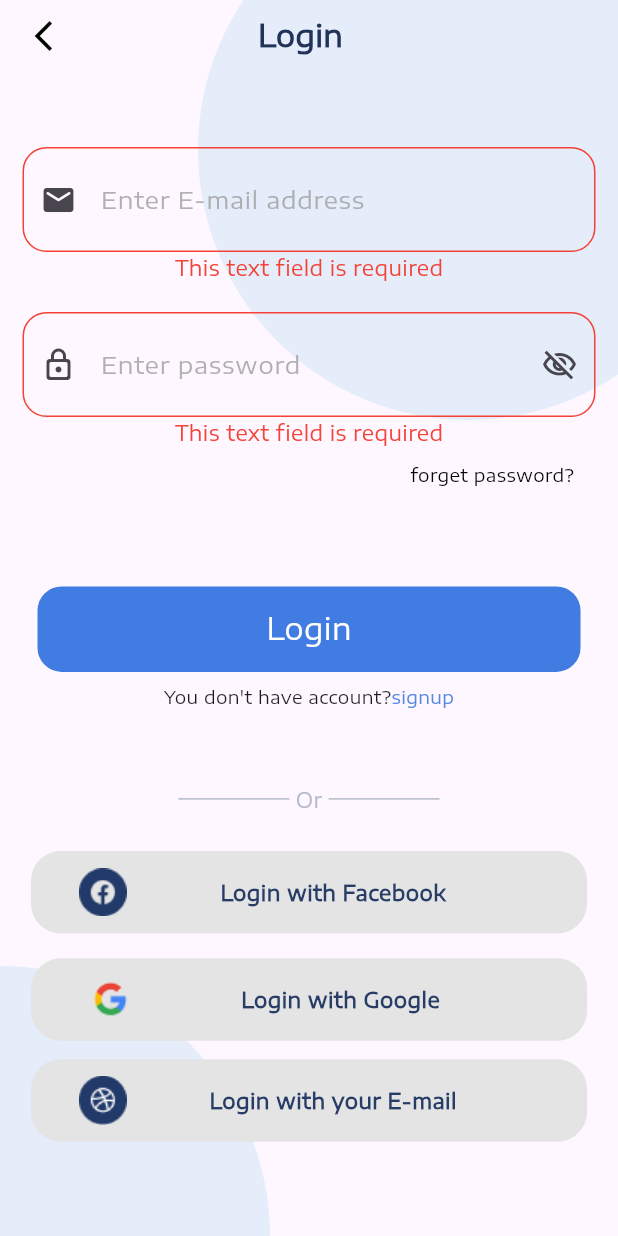
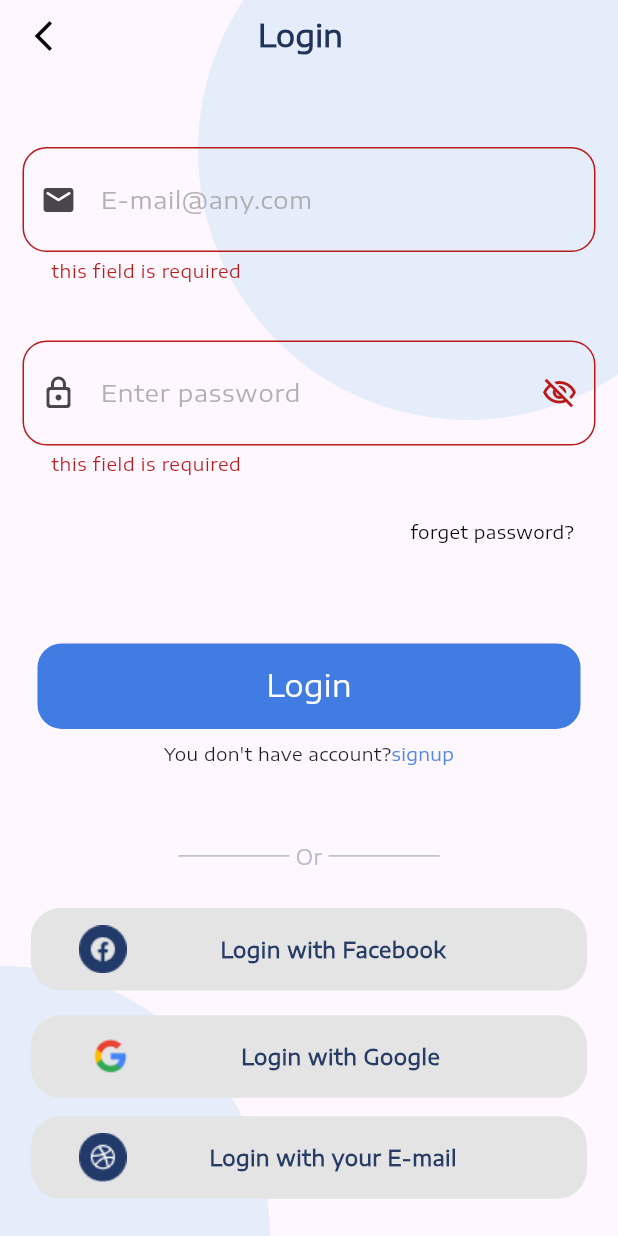
Before and after one commit to Med-EG/Flutter, a Flutter app: the screen it shows after launch, after a tap on "Login", on a phone screen of 412 x 824 dp. Run offline on Flutter 3.47's test engine with Material 3 defaults, Android fonts, the phone set to English and light mode, and no system bars; drawn by our look-alikes of modal_progress_hud_nsn; our stand-ins replace dropdown_textfield, flutter_bloc, flutter_svg, google_nav_bar, shared_preferences; project files that could hold a hidden picture were left out.

Commit message:
Finishing Login logic

```diff
--- a/lib/Views/loginScreen.dart
+++ b/lib/Views/loginScreen.dart
@@ -5,23 +5,15 @@ import 'package:med_eg/Views/signUp2.dart';
 import 'package:med_eg/constants/colors.dart';
 import 'package:med_eg/cubits/LoginCubit/login_cubit.dart';
 import 'package:med_eg/cubits/LoginCubit/login_states.dart';
-import 'package:med_eg/helper/API.dart';
 import 'package:med_eg/widgets/custom_circle_container.dart';
 import 'package:med_eg/widgets/signUP_with.dart';
 import 'package:med_eg/Views/RestPassword.dart';
+import 'package:modal_progress_hud_nsn/modal_progress_hud_nsn.dart';
 import '../widgets/custom_button.dart';
 
-class Login extends StatefulWidget {
-  Login({super.key});
+// ignore: must_be_immutable
+class Login extends StatelessWidget {
   final String id = 'Login';
-  final Future<String?> token = Api().getToken();
-
-  @override
-  State<Login> createState() => _LoginState();
-}
-
-class _LoginState extends State<Login> {
-
   bool isLoading = false;
   bool _obscureText = true;
   bool showEmailError = false;
@@ -32,6 +24,9 @@ class _LoginState extends State<Login> {
   Color passwordBorderColor = Colors.grey;
   String emailErrorMessage = '';
   String passwordErrorMessage = '';
+  GlobalKey<FormState> formKey = GlobalKey();
+
+  Login({super.key});
 
   @override
   Widget build(BuildContext context) {
@@ -39,20 +34,43 @@ class _LoginState extends State<Login> {
     String password = passwordController.text;
     double screenHieght = MediaQuery.of(context).size.height;
 
-    return Scaffold(
-      body: BlocBuilder<LoginCubit, LoginState>(builder: (context, state) {
-        if (state is Loading) {
-          return const Center(
-            child: CircularProgressIndicator(),
+    return BlocConsumer<LoginCubit, LoginState>(
+      listener: ((context, state) {
+        if (state is LoginLoading) {
+          isLoading = true;
+        } else if (state is Success) {
+          Navigator.pushNamed(context, const PatientHomeScreen().id);
+          isLoading = false;
+
+        } else if (state is ShowPassword) {
+          _obscureText = !_obscureText;
+        } else if (state is InvalidData) {
+          isLoading = false;
+          showDialog(
+            context: context,
+            builder: (BuildContext context) {
+              return AlertDialog(
+                title: const Text("Error"),
+                content: Text(state.message),
+                actions: <Widget>[
+                  TextButton(
+                    child: const Text("OK"),
+                    onPressed: () {
+                      Navigator.of(context).pop();
+                    },
+                  ),
+                ],
               );
-        } else if (state is Success) {
-          Navigator.pushNamed(context, const PatientHomeScreen().id,);
-        } else if (state is MissingData) {
-          passwordBorderColor = emailBorderColor = Colors.red;
-          passwordErrorMessage = emailErrorMessage = state.message;
+            },
+          );
         }
-
-        return Stack(
+      }),
+      builder: (context, state) => ModalProgressHUD(
+        inAsyncCall: isLoading,
+        child: Scaffold(
+            body: Form(
+          key: formKey,
+          child: Stack(
             children: [
               const Positioned(
                   right: -80, top: -80, child: CustomCircleContainer()),
@@ -93,26 +111,38 @@ class _LoginState extends State<Login> {
                       const SizedBox(height: 50),
                       Padding(
                         padding: const EdgeInsets.only(right: 10, left: 10),
-                      child: TextField(
-                        onSubmitted: (value) {
-                          setState(() {
-                            email = value;
-                          });
+                        child: TextFormField(
+                          onChanged: (value) {
+                            // BlocProvider.of<LoginCubit>(context).updateEmail(value);
+                          },
+                          validator: (data) {
+                            if(data!.isEmpty)
+                            {
+                              return 'this field is required';
+                            }
+                            else if(!data.contains('@'))
+                            {
+                                return ' wrong format';
+                            }
                           },
                           controller: emailController,
                           decoration: InputDecoration(
+                            border: OutlineInputBorder(
+                              borderRadius: BorderRadius.circular(16),
+                              borderSide: BorderSide(color: emailBorderColor),
+                            ),
                             focusedBorder: OutlineInputBorder(
                               borderRadius: BorderRadius.circular(16),
                               borderSide: BorderSide(color: emailBorderColor),
                             ),
                             contentPadding: const EdgeInsets.symmetric(
                                 vertical: 23, horizontal: 15),
-                          hintText: 'E-mail',
+                            hintText: 'E-mail@any.com',
                             prefixIcon: const Icon(Icons.email_rounded),
                             label: Text(
-                            'Enter E-mail address',
-                            style:
-                                TextStyle(color: Colors.grey.withOpacity(0.8)),
+                              'E-mail@any.com',
+                              style: TextStyle(
+                                  color: Colors.grey.withOpacity(0.8)),
                             ),
                             enabledBorder: OutlineInputBorder(
                               borderRadius: BorderRadius.circular(16),
@@ -130,40 +160,49 @@ class _LoginState extends State<Login> {
                       ),
                       Padding(
                         padding: const EdgeInsets.only(right: 10, left: 10),
-                      child: TextField(
+                        child: TextFormField(
                           obscureText: _obscureText,
-                        onSubmitted: (value) {
-                          setState(() {
-                            password = value;
-                          });
+                          onChanged: (value) {
+                            // BlocProvider.of<LoginCubit>(context).updatePassword(value);
+                          },
+                          validator: (data) {
+                            if(data!.isEmpty)
+                            {
+                              return 'this field is required';
+                            }
                           },
                           controller: passwordController,
                           decoration: InputDecoration(
+                            border: OutlineInputBorder(
+                              borderRadius: BorderRadius.circular(16),
+                              borderSide: BorderSide(color: emailBorderColor),
+                            ),
                             contentPadding: const EdgeInsets.symmetric(
                                 vertical: 23, horizontal: 15),
                             hintText: '********',
                             prefixIcon: const Icon(Icons.lock_outline_rounded),
                             suffixIcon: IconButton(
                                 onPressed: () {
-                                setState(() {
-                                  _obscureText = !_obscureText;
-                                });
+                                  BlocProvider.of<LoginCubit>(context)
+                                      .PasswordVisabilty();
                                 },
                                 icon: Icon(_obscureText
                                     ? Icons.visibility_off_outlined
                                     : Icons.remove_red_eye_outlined)),
                             label: Text(
                               'Enter password',
-                            style:
-                                TextStyle(color: Colors.grey.withOpacity(0.8)),
+                              style: TextStyle(
+                                  color: Colors.grey.withOpacity(0.8)),
                             ),
                             focusedBorder: OutlineInputBorder(
                               borderRadius: BorderRadius.circular(16),
-                            borderSide: BorderSide(color: passwordBorderColor),
+                              borderSide:
+                                  BorderSide(color: passwordBorderColor),
                             ),
                             enabledBorder: OutlineInputBorder(
                               borderRadius: BorderRadius.circular(16),
-                            borderSide: BorderSide(color: passwordBorderColor),
+                              borderSide:
+                                  BorderSide(color: passwordBorderColor),
                             ),
                           ),
                         ),
@@ -186,7 +225,8 @@ class _LoginState extends State<Login> {
                             },
                             child: const Text(
                               'forget password?',
-                            style: TextStyle(fontSize: 12, color: Colors.black),
+                              style:
+                                  TextStyle(fontSize: 12, color: Colors.black),
                             ),
                           ),
                           const Spacer(
@@ -203,34 +243,16 @@ class _LoginState extends State<Login> {
                           text: 'Login',
                           color: kPrimaryColor,
                           onTap: () async {
-                          if (email.isEmpty) {
-                            setState(() {
-                              emailBorderColor = Colors.red;
-                              emailErrorMessage = 'This text field is required';
+                            if (formKey.currentState!.validate()) {
+                              var login = BlocProvider.of<LoginCubit>(context);
+
+                                login.login(
+                                    url:
+                                        'https://api-medeg.online/api/medEG/patient/login',
+                                    body: {
+                                      'email': email,
+                                      'password': password
                                     });
-                          } else {
-                            setState(() {
-                              emailBorderColor = Colors.grey;
-                              emailErrorMessage = '';
-                            });
-                          }
-
-                          if (password.isEmpty) {
-                            setState(() {
-                              passwordBorderColor = Colors.red;
-                              passwordErrorMessage =
-                                  'This text field is required';
-                            });
-                          } else {
-                            setState(() {
-                              passwordBorderColor = Colors.grey;
-                              passwordErrorMessage = '';
-                            });
-                          }
-
-                          if (email.isNotEmpty && password.isNotEmpty) {
-                            var login = BlocProvider.of<LoginCubit>(context);
-                            login.login(email: email, password: password);
 
                                 // Proceed with login functionality
                                 // Api().post(
@@ -240,6 +262,10 @@ class _LoginState extends State<Login> {
                                 //       'email': email,
                                 //       'password': password
                                 //     });
+
+                            }
+                            else{
+
                             }
                           },
                         ),
@@ -317,8 +343,9 @@ class _LoginState extends State<Login> {
                 ),
               ]),
             ],
-        );
-      }),
+          ),
+        )),
+      ),
     );
   }
 }
--- a/lib/cubits/LoginCubit/login_states.dart
+++ b/lib/cubits/LoginCubit/login_states.dart
@@ -3,12 +3,6 @@ import 'package:med_eg/models/paitentModel.dart';
 class LoginState {}
 
 class InitialState extends LoginState {}
-
-class MissingData extends LoginState {
-  final String message;
-
-  MissingData({required this.message});
-}
 
 class InvalidData extends LoginState {
   final String message;
@@ -16,10 +10,13 @@ class InvalidData extends LoginState {
   InvalidData({required this.message});
 }
 
-class Loading extends LoginState {}
+class LoginLoading extends LoginState {}
 
 class Success extends LoginState {
-  final PatientInfo paitent;
 
-  Success({required this.paitent});
+  final PatientInfo patient;
+
+  Success({required this.patient});
 }
+
+class ShowPassword extends LoginState {}
--- a/lib/models/paitentModel.dart
+++ b/lib/models/paitentModel.dart
@@ -38,6 +38,6 @@ class PatientInfo {
        address: json['patient']['address'],
        birthDate: json['patient']['birth_date'],
        phoneNumber: json['patient']['phone_number'],
-       personalImage: json['patient']['phone_numberpersonal_image']);
+       personalImage: json['patient']['personal_image']);
 }
 }
--- a/pubspec.yaml
+++ b/pubspec.yaml
@@ -40,6 +40,7 @@ dependencies:
   google_nav_bar: ^5.0.6
   dropdown_textfield: ^1.0.8
   http: ^1.1.0
+  adaptive_dialog: ^2.1.0
 
 
   flutter_bloc: ^8.1.1
```
Also changed, not shown: lib/Views/PatientHomeScreen.dart (+9 -8 lines), lib/cubits/LoginCubit/login_cubit.dart (+18 -13 lines), lib/helper/API.dart (+25 -3 lines), lib/helper/test.dart (deleted, +0 -28 lines), lib/helper/test2.dart (deleted, +0 -27 lines), pubspec.lock, 5 other files. Lines whose indentation alone changed are shown as unchanged.
